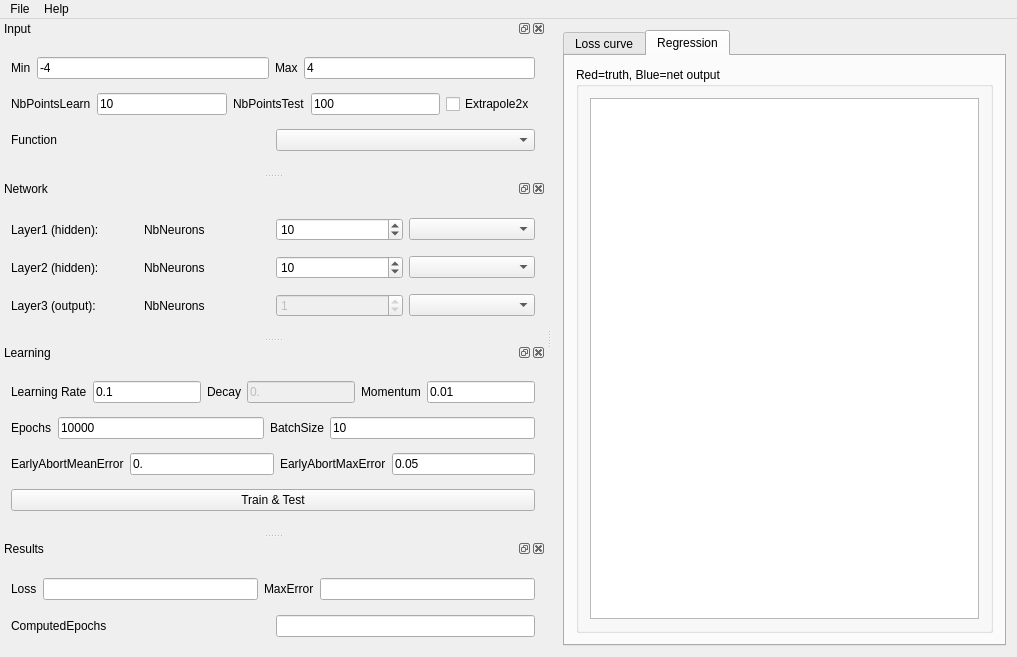
This is src/test_regression_qt/mainwindow.ui in edeforas/BeeDNN as Qt 5 draws it before an edit. The edited form follows.
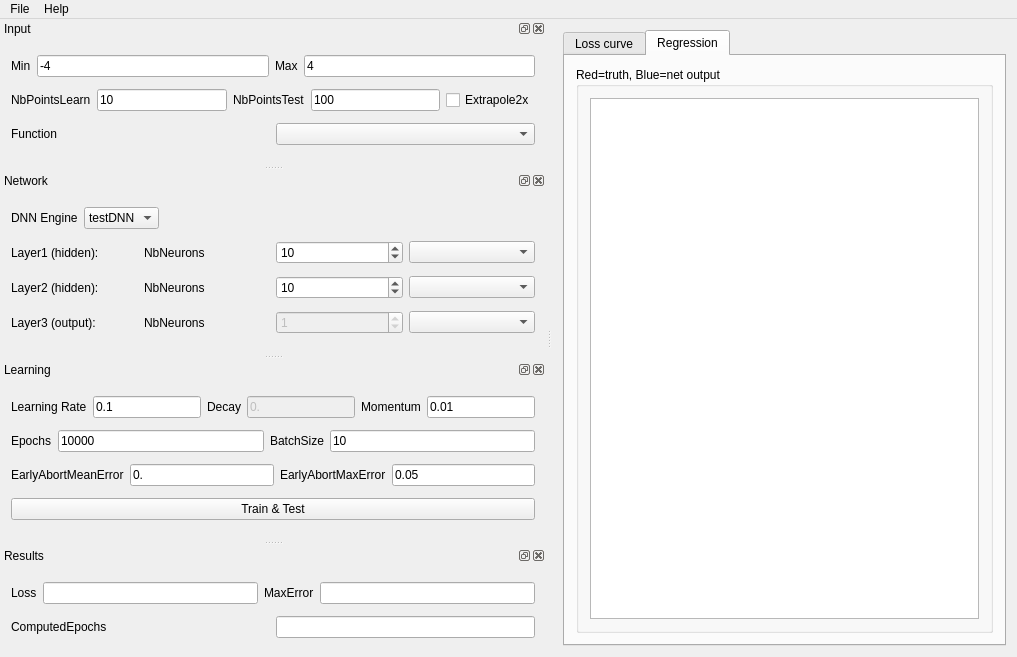
This is the edited form.

The edit to the form file:
```diff
--- a/src/test_regression_qt/mainwindow.ui
+++ b/src/test_regression_qt/mainwindow.ui
@@ -233,6 +233,44 @@
    </attribute>
    <widget class="QWidget" name="dockWidgetContents">
     <layout class="QVBoxLayout" name="verticalLayout_4">
+     <item>
+      <layout class="QHBoxLayout" name="horizontalLayout_13">
+       <item>
+        <widget class="QLabel" name="label_22">
+         <property name="text">
+          <string>DNN Engine</string>
+         </property>
+        </widget>
+       </item>
+       <item>
+        <widget class="QComboBox" name="cbEngine">
+         <item>
+          <property name="text">
+           <string>testDNN</string>
+          </property>
+         </item>
+         <item>
+          <property name="text">
+           <string>tiny-dnn</string>
+          </property>
+         </item>
+        </widget>
+       </item>
+       <item>
+        <spacer name="horizontalSpacer">
+         <property name="orientation">
+          <enum>Qt::Horizontal</enum>
+         </property>
+         <property name="sizeHint" stdset="0">
+          <size>
+           <width>40</width>
+           <height>20</height>
+          </size>
+         </property>
+        </spacer>
+       </item>
+      </layout>
+     </item>
      <item>
       <layout class="QHBoxLayout" name="horizontalLayout_7">
        <item>
```
